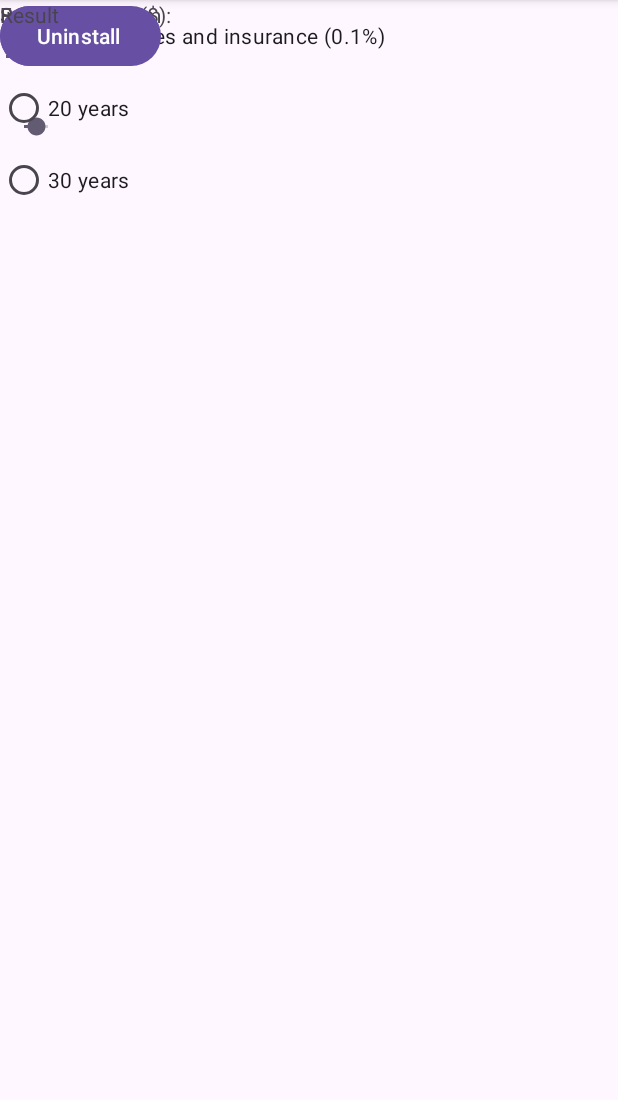
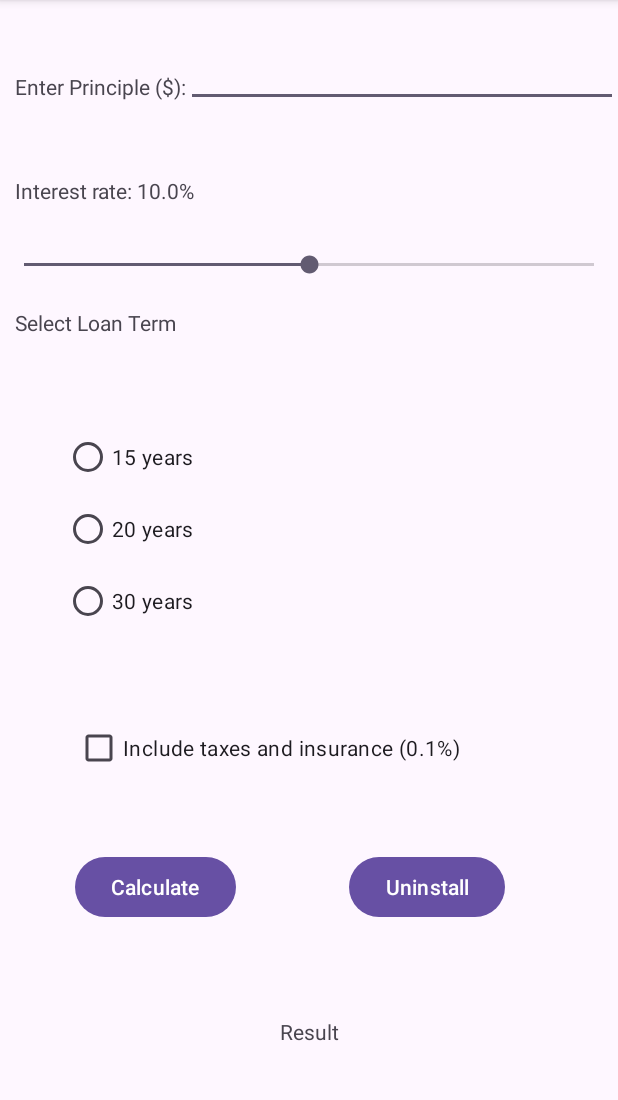
Before and after one commit to jsmnlao/Recycling-Awareness-App, an Android app: the screen it shows after launch (MainActivity), on a phone screen of 412 x 824 dp, the part 96-1196 px from its top. Run offline under Robolectric (Android 15) with nearby library versions, the light colour scheme and no system bars.

Commit message:
fixed widget layouts

```diff
--- a/Project1JasmineLao/app/src/main/java/edu/sjsu/android/project1jasminelao/Calculator.java
+++ b/Project1JasmineLao/app/src/main/java/edu/sjsu/android/project1jasminelao/Calculator.java
@@ -15,7 +15,7 @@ public class Calculator {
             return P / N + T;
         }
         else{
-            double temp = Math.pow(1 + J, N);
+            double temp = Math.pow(1 + J, -N);
             return P * J / temp + T;
         }
     }
--- a/Project1JasmineLao/app/src/main/java/edu/sjsu/android/project1jasminelao/MainActivity.java
+++ b/Project1JasmineLao/app/src/main/java/edu/sjsu/android/project1jasminelao/MainActivity.java
@@ -24,8 +24,8 @@ public class MainActivity extends AppCompatActivity {
         //initialize binding variable
         binding = ActivityMainBinding.inflate(getLayoutInflater()); // use binding to refer to any widgets in layout file
         setContentView(binding.getRoot());
+
         binding.calBtn.setOnClickListener(this::onClick);
-//      binding.calBtn.setOnClickListener(v -> onClick(v)); // lambda expression
         binding.unBtn.setOnClickListener(this::uninstall);
         binding.seekBar.setOnSeekBarChangeListener(new SeekBar.OnSeekBarChangeListener() {
             @SuppressLint("DefaultLocale")
@@ -54,6 +54,7 @@ public class MainActivity extends AppCompatActivity {
             return insets;
         });
     }
+
 
     @SuppressLint("DefaultLocale")
     private void onClick(View v){
--- a/Project1JasmineLao/app/src/main/res/layout/activity_main.xml
+++ b/Project1JasmineLao/app/src/main/res/layout/activity_main.xml
@@ -12,63 +12,60 @@
         android:id="@+id/rateText"
         android:layout_width="wrap_content"
         android:layout_height="wrap_content"
+        android:layout_marginStart="10dp"
+        android:layout_marginTop="48dp"
         android:text="Enter Principle ($):"
-        app:layout_constraintEnd_toStartOf="@+id/editTextText"
         app:layout_constraintStart_toStartOf="parent"
-        tools:layout_editor_absoluteY="31dp" />
+        app:layout_constraintTop_toTopOf="parent" />
 
     <EditText
         android:id="@+id/input"
         android:layout_width="0dp"
         android:layout_height="wrap_content"
-        android:inputType="numberDecimal"
-        android:layout_constraintEnd_toEndOf="parent"
-        android:layout_constraintStart_toEndOf="@+id/textView"
-        tools:layout_editor_absoluteX="145dp"
-        tools:layout_editor_absoluteY="16dp" />
-
-    <TextView
-        android:id="@+id/textView3"
-        android:layout_width="121dp"
-        android:layout_height="17dp"
-        android:text="Interest Rate: 10.0%"
-        tools:layout_editor_absoluteX="20dp"
-        tools:layout_editor_absoluteY="75dp" />
+        android:layout_marginTop="30dp"
+        android:ems="10"
+        android:inputType="text"
+        app:layout_constraintBottom_toBottomOf="@+id/rateText"
+        app:layout_constraintEnd_toEndOf="parent"
+        app:layout_constraintStart_toEndOf="@+id/rateText"
+        app:layout_constraintTop_toTopOf="parent" />
 
     <SeekBar
         android:id="@+id/seekBar"
         android:layout_width="0dp"
         android:layout_height="wrap_content"
+        android:layout_marginTop="100dp"
+        android:max="200"
         android:progress="100"
-        android:max="200"
-        android:layout_marginTop="56dp"
         app:layout_constraintEnd_toEndOf="parent"
-        app:layout_constraintHorizontal_bias="0.0"
-        app:layout_constraintStart_toStartOf="@+id/rateText"
+        app:layout_constraintStart_toStartOf="parent"
         app:layout_constraintTop_toBottomOf="@+id/rateText" />
 
     <TextView
-        android:id="@+id/textView4"
+        android:id="@+id/textView3"
         android:layout_width="wrap_content"
         android:layout_height="wrap_content"
+        android:layout_marginTop="20dp"
         android:text="Select Loan Term"
-        app:layout_constraintEnd_toEndOf="parent"
-        app:layout_constraintStart_toStartOf="parent"
-        tools:layout_editor_absoluteY="168dp" />
+        app:layout_constraintStart_toStartOf="@+id/textView5"
+        app:layout_constraintTop_toBottomOf="@+id/seekBar" />
 
     <RadioGroup
+        android:id="@+id/radioGroup2"
         android:layout_width="wrap_content"
         android:layout_height="wrap_content"
-        android:checkedButton="@+id/radioButton"
-        tools:layout_editor_absoluteX="28dp"
-        tools:layout_editor_absoluteY="214dp"
-        tools:visibility="visible">
+        android:layout_marginTop="20dp"
+        android:layout_marginEnd="250dp"
+        android:layout_marginBottom="300dp"
+        app:layout_constraintBottom_toBottomOf="parent"
+        app:layout_constraintEnd_toEndOf="parent"
+        app:layout_constraintStart_toStartOf="@+id/textView3"
+        app:layout_constraintTop_toBottomOf="@+id/textView3">
 
         <RadioButton
             android:id="@+id/r15"
             android:layout_width="match_parent"
             android:layout_height="wrap_content"
-            android:checked="true"
             android:text="15 years" />
 
         <RadioButton
@@ -84,36 +81,60 @@
             android:text="30 years" />
     </RadioGroup>
 
-    <CheckBox
-        android:id="@+id/checkBox"
-        android:layout_width="wrap_content"
-        android:layout_height="wrap_content"
-        android:text="Include taxes and insurance (0.1%)"
-        tools:layout_editor_absoluteX="21dp"
-        tools:layout_editor_absoluteY="369dp" />
-
     <Button
         android:id="@+id/calBtn"
         android:layout_width="wrap_content"
         android:layout_height="wrap_content"
+        android:layout_marginStart="50dp"
+        android:layout_marginBottom="100dp"
         android:text="Calculate"
-        tools:layout_editor_absoluteX="33dp"
-        tools:layout_editor_absoluteY="426dp" />
+        app:layout_constraintBottom_toBottomOf="parent"
+        app:layout_constraintStart_toStartOf="parent"
+        app:layout_constraintTop_toBottomOf="@+id/checkBox" />
 
     <Button
         android:id="@+id/unBtn"
         android:layout_width="wrap_content"
         android:layout_height="wrap_content"
+        android:layout_marginBottom="100dp"
         android:text="Uninstall"
-        tools:layout_editor_absoluteX="174dp"
-        tools:layout_editor_absoluteY="426dp" />
+        app:layout_constraintBottom_toBottomOf="parent"
+        app:layout_constraintEnd_toEndOf="parent"
+        app:layout_constraintStart_toEndOf="@+id/calBtn"
+        app:layout_constraintTop_toBottomOf="@+id/checkBox" />
+
+    <TextView
+        android:id="@+id/textView5"
+        android:layout_width="wrap_content"
+        android:layout_height="wrap_content"
+        android:layout_marginTop="50dp"
+        android:text="Interest rate: 10.0%"
+        app:layout_constraintBottom_toTopOf="@+id/seekBar"
+        app:layout_constraintStart_toStartOf="@+id/rateText"
+        app:layout_constraintTop_toBottomOf="@+id/rateText"
+        app:layout_constraintVertical_bias="0.0" />
+
+    <CheckBox
+        android:id="@+id/checkBox"
+        android:layout_width="wrap_content"
+        android:layout_height="wrap_content"
+        android:layout_marginTop="50dp"
+        android:layout_marginEnd="100dp"
+        android:text="Include taxes and insurance (0.1%)"
+        app:layout_constraintEnd_toEndOf="parent"
+        app:layout_constraintHorizontal_bias="0.58"
+        app:layout_constraintStart_toStartOf="@+id/radioGroup2"
+        app:layout_constraintTop_toBottomOf="@+id/radioGroup2" />
 
     <TextView
         android:id="@+id/resultText"
         android:layout_width="wrap_content"
         android:layout_height="wrap_content"
+        android:layout_marginTop="50dp"
+        android:layout_marginBottom="50dp"
         android:text="Result"
-        tools:layout_editor_absoluteX="141dp"
-        tools:layout_editor_absoluteY="496dp" />
-
+        app:layout_constraintBottom_toBottomOf="parent"
+        app:layout_constraintEnd_toEndOf="parent"
+        app:layout_constraintStart_toStartOf="parent"
+        app:layout_constraintTop_toBottomOf="@+id/calBtn" />
 </androidx.constraintlayout.widget.ConstraintLayout>
```
